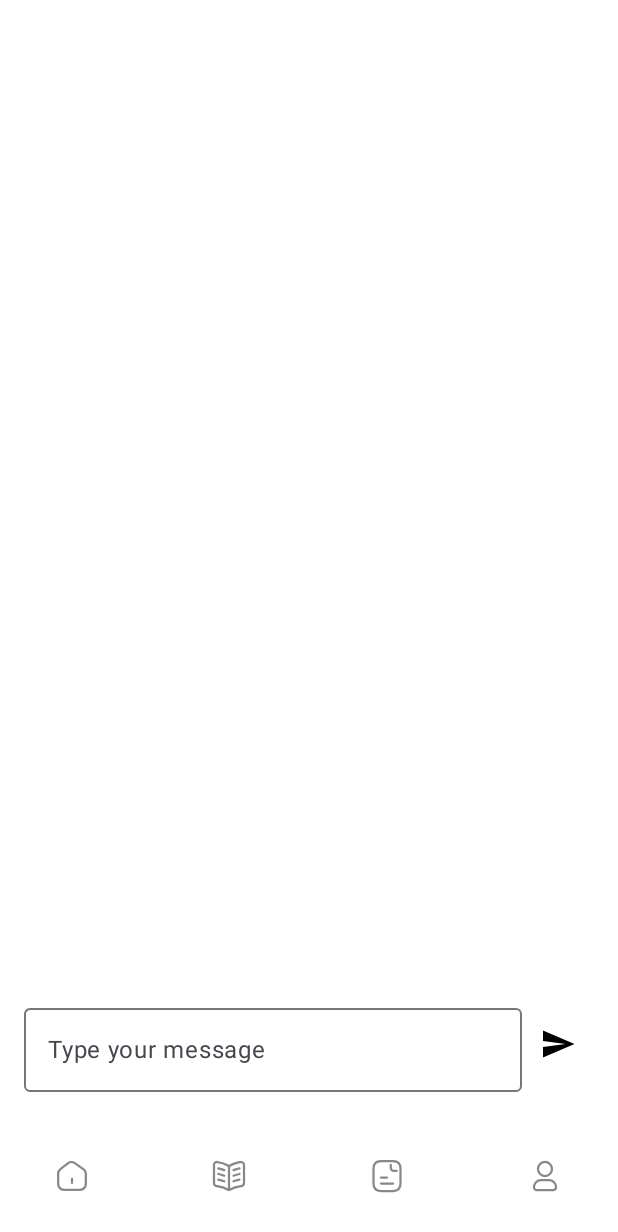
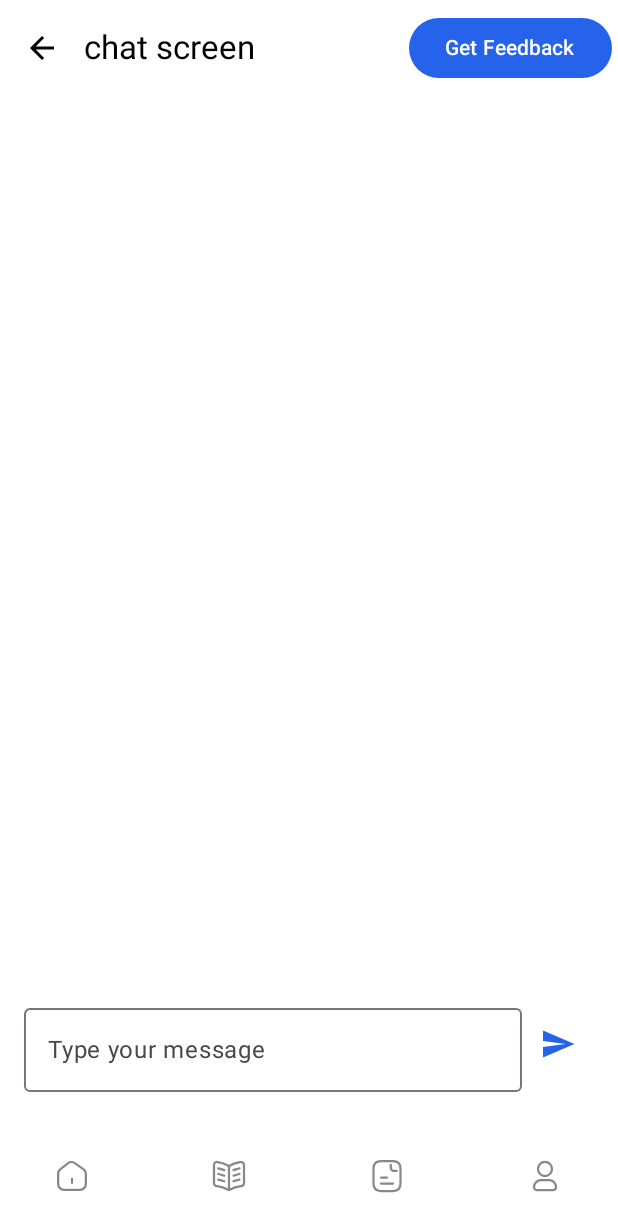
Before and after one commit to OsamaArsalan2001/Chat-Fluent, an Android app built with Jetpack Compose: the screen it shows after launch (MainActivity), after a tap on "Let's start", on a phone screen of 412 x 824 dp. Shown: the top 1232 px of the screen. Run offline under Robolectric (Android 15) with nearby library versions, the phone set to English and light mode, and no system bars; our stand-ins replace Firebase (no records; nobody signed in at launch, a user with empty details on screens opened directly).

Commit message:
finish topic chat navigation

```diff
--- a/app/src/main/java/com/example/chat_fluent/chatbot/view/tempScreen.kt
+++ b/app/src/main/java/com/example/chat_fluent/chatbot/view/tempScreen.kt
@@ -16,13 +16,17 @@ import androidx.compose.foundation.lazy.items
 import androidx.compose.foundation.lazy.rememberLazyListState
 import androidx.compose.foundation.shape.RoundedCornerShape
 import androidx.compose.material.icons.Icons
+import androidx.compose.material.icons.automirrored.filled.ArrowBack
 import androidx.compose.material.icons.automirrored.filled.Send
 import androidx.compose.material3.Button
+import androidx.compose.material3.ExperimentalMaterial3Api
 import androidx.compose.material3.Icon
 import androidx.compose.material3.IconButton
 import androidx.compose.material3.MaterialTheme
 import androidx.compose.material3.OutlinedTextField
+import androidx.compose.material3.Scaffold
 import androidx.compose.material3.Text
+import androidx.compose.material3.TopAppBar
 import androidx.compose.runtime.Composable
 import androidx.compose.runtime.LaunchedEffect
 import androidx.compose.runtime.collectAsState
@@ -42,12 +46,16 @@ import androidx.compose.ui.graphics.Color
 import androidx.compose.ui.text.font.FontStyle
 import androidx.compose.ui.text.font.FontWeight
 import androidx.compose.ui.unit.dp
+import com.example.chat_fluent.OpenAIChatScreen
 import com.example.chat_fluent.data.network.gemini.prompts.EnglishTutorPrompt
 import com.example.chat_fluent.models.Correction
 import com.example.chat_fluent.models.Message
 
+@OptIn(ExperimentalMaterial3Api::class)
 @Composable
-fun OpenAITestScreen(topic: String? = null) {
+fun OpenAITestScreen(topic: String? = null,
+                     onFeedbackClick: () -> Unit,
+                     onBackClick: () -> Unit,) {
     val chatViewModel: OpenAIChatViewModel = viewModel(
         factory = OpenAIViewModelFactory(
             OpenAIChatRepository.getInstance(
@@ -75,6 +83,28 @@ fun OpenAITestScreen(topic: String? = null) {
             chatViewModel.startChatSession(topic)
         }
     }
+    Scaffold(
+        topBar = {
+            TopAppBar(
+                title = {Text("chat screen")},
+                modifier = Modifier,
+                navigationIcon = { IconButton(onClick = onBackClick)
+                {
+                    Icon(
+                        imageVector = Icons.AutoMirrored.Filled.ArrowBack,
+                        contentDescription = "back",
+                    )
+                } },
+                actions = {
+                    Button(onClick = {
+                        onFeedbackClick()
+                    }) {
+                        Text("Get Feedback")
+                    }
+
+                })
+        },
+        content = {
             Column(
                 modifier = Modifier
                     .fillMaxSize()
@@ -98,7 +128,7 @@ fun OpenAITestScreen(topic: String? = null) {
                 Row(
                     verticalAlignment = Alignment.CenterVertically,
                     modifier = Modifier.fillMaxWidth()
-        ){
+                ) {
                     OutlinedTextField(
                         value = message,
                         onValueChange = { message = it },
@@ -121,12 +151,17 @@ fun OpenAITestScreen(topic: String? = null) {
                         // modifier = Modifier.align(Alignment.End)
                     ) {
                         Icon(
-                imageVector = Icons.AutoMirrored.Filled.Send ,
-                contentDescription = "Send message")
+                            imageVector = Icons.AutoMirrored.Filled.Send,
+                            tint = MaterialTheme.colorScheme.primary,
+                            contentDescription = "Send message"
+                        )
                     }
                     //Text("Send")
                 }
             }
+        }
+    )
+
 }
 
 @Composable
--- a/app/src/main/java/com/example/chat_fluent/models/Feedback.kt
+++ b/app/src/main/java/com/example/chat_fluent/models/Feedback.kt
@@ -1,4 +1,5 @@
 package com.example.chat_fluent.models
+import com.google.gson.annotations.SerializedName
 
 data class CategoryFeedback(
     val rating: Float,           // 0-5 scale
@@ -25,8 +26,10 @@ data class CategoryFeedback(
 
 data class FeedbackResponse(
     val categories: Map<String, CategoryFeedback>,
+    @SerializedName("cefr_level")
     val cefrLevel: String,
     val strengths: List<String>,
     val weaknesses: List<String>,
+    @SerializedName("study_plan")
     val studyPlan: List<String>
 )
--- a/app/src/main/java/com/example/chat_fluent/nav/MainScreen.kt
+++ b/app/src/main/java/com/example/chat_fluent/nav/MainScreen.kt
@@ -125,9 +125,14 @@ fun MainScreen() {
             ) { backStackEntry ->
                 val topic = backStackEntry.arguments?.getString(OpenAIChatScreen.TOPIC_ARG)
                 OpenAITestScreen(
-                    //onBackClick = { /* ... */ },
+                    onBackClick =  {bottomNavController.navigate(BottomNavItem.Home.route) {
+                        popUpTo(BottomNavItem.Home.route) {
+                            inclusive = true
+                        }
+                        launchSingleTop = true
+                    }},
                     topic = topic,
-                    //onFeedbackClick = { /* ... */ }
+                    onFeedbackClick = { /* ... */ }
                 )
             }
 //            composable(
```
Lines whose indentation alone changed are shown as unchanged.
